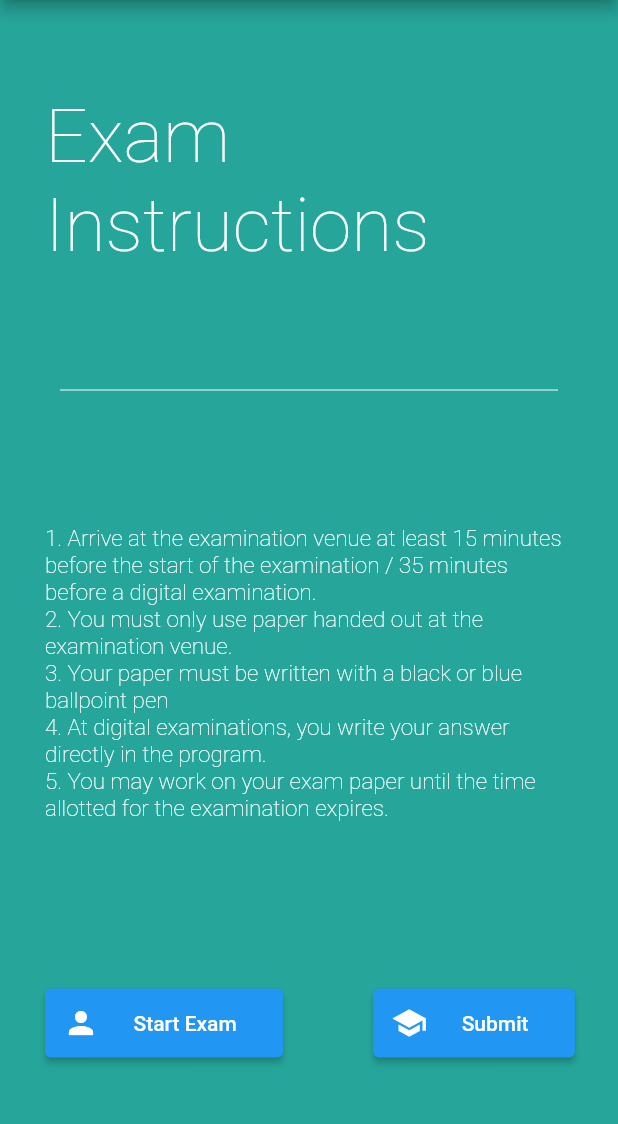
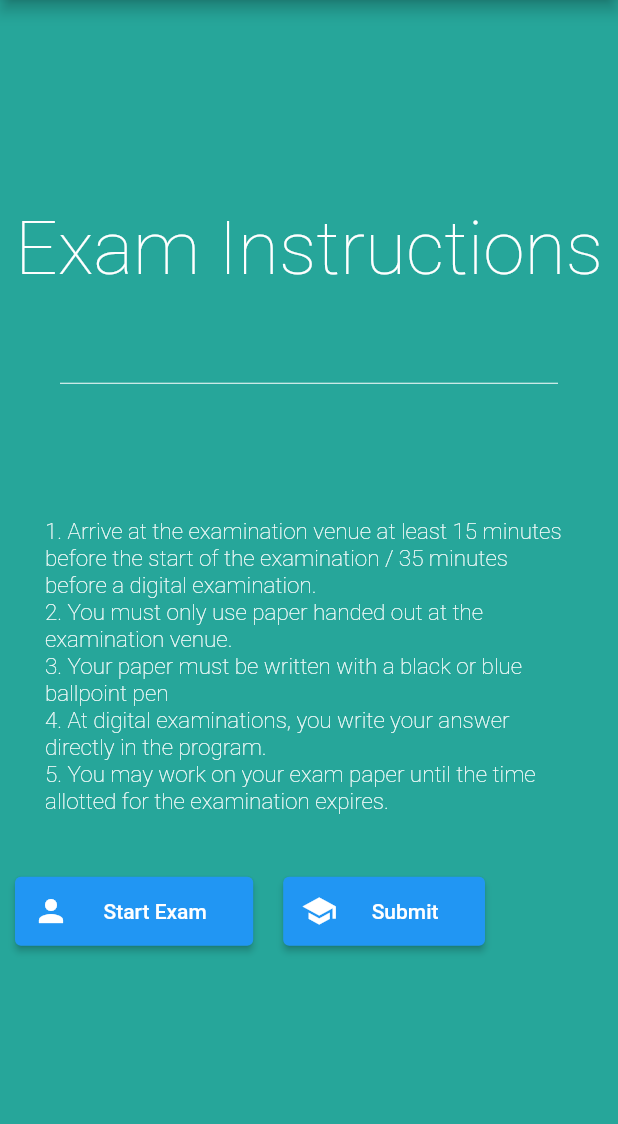
Before and after one commit to VRedBull/PBL-exam-portal-flutter-, a Flutter app: the StudentExamPage screen opened by its route, on a phone screen of 412 x 824 dp, the part 84-1208 px from its top. Run offline on Flutter 3.47's test engine with Material 2 defaults, Android fonts, the phone set to English and light mode, and no system bars.

```diff
--- a/lib/screens/student_exam_page.dart
+++ b/lib/screens/student_exam_page.dart
@@ -4,7 +4,9 @@ class StudentExamPage extends StatelessWidget {
   @override
   Widget build(BuildContext context) {
     return Scaffold(
-      appBar: AppBar(title: Text('Student\'s Dashboard'),),
+      appBar: AppBar(
+        title: Text('Student\'s Dashboard'),
+      ),
       backgroundColor: Colors.teal[400],
       body: Center(
           child: Column(
@@ -12,28 +14,49 @@ class StudentExamPage extends StatelessWidget {
         crossAxisAlignment: CrossAxisAlignment.start,
         children: [
           Padding(
-                padding: const EdgeInsets.all(30.0),
-                child: Text('Exam Instructions', style: TextStyle(fontSize: 50, fontWeight: FontWeight.w100, color: Colors.white),),
+            padding: const EdgeInsets.all(10.0),
+            child: Text(
+              'Exam Instructions',
+              style: TextStyle(fontSize: 50, fontWeight: FontWeight.w100, color: Colors.white),
             ),
-              Divider(height: 100,indent: 40,endIndent: 40,color: Colors.white,),
-              SizedBox(height: 10,),
+          ),
+          Divider(
+            height: 100,
+            indent: 40,
+            endIndent: 40,
+            color: Colors.white,
+          ),
+          SizedBox(
+            height: 10,
+          ),
           Padding(
             padding: const EdgeInsets.all(30.0),
-                child: Text('1. Arrive at the examination venue at least 15 minutes before the start of the examination / 35 minutes before a digital examination.\n2. You must only use paper handed out at the examination venue.\n3. Your paper must be written with a black or blue ballpoint pen\n4. At digital examinations, you write your answer directly in the program.\n5. You may work on your exam paper until the time allotted for the examination expires.', style: TextStyle(fontSize: 15, fontWeight: FontWeight.w100, color: Colors.white),),
+            child: Text(
+              '1. Arrive at the examination venue at least 15 minutes before the start of the examination / 35 minutes before a digital examination.\n2. You must only use paper handed out at the examination venue.\n3. Your paper must be written with a black or blue ballpoint pen\n4. At digital examinations, you write your answer directly in the program.\n5. You may work on your exam paper until the time allotted for the examination expires.',
+              style: TextStyle(fontSize: 15, fontWeight: FontWeight.w100, color: Colors.white),
             ),
-              SizedBox(height: 50,),
+          ),
+          SizedBox(
+            height: 0,
+          ),
           Row(
             children: [
               Padding(
-                    padding: const EdgeInsets.all(30.0),
-                    child: ElevatedButton.icon(onPressed: (){}, icon: Icon(Icons.person), label: Padding(
+                padding: const EdgeInsets.all(10.0),
+                child: ElevatedButton.icon(
+                    onPressed: () {},
+                    icon: Icon(Icons.person),
+                    label: Padding(
                       padding: const EdgeInsets.all(15.0),
                       child: Text('Start Exam'),
                     )),
               ),
               Padding(
-                    padding: const EdgeInsets.all(30.0),
-                    child: ElevatedButton.icon(onPressed: (){}, icon: Icon(Icons.school), label: Padding(
+                padding: const EdgeInsets.all(10.0),
+                child: ElevatedButton.icon(
+                    onPressed: () {},
+                    icon: Icon(Icons.school),
+                    label: Padding(
                       padding: const EdgeInsets.all(15.0),
                       child: Text('Submit'),
                     )),
@@ -41,9 +64,8 @@ class StudentExamPage extends StatelessWidget {
             ],
           ),
           // SizedBox(height: 20,),
-
         ],
-          ) ),
+      )),
     );
   }
 }
```
Also changed, not shown: lib/screens/home.dart (+39 -10 lines). Lines whose indentation alone changed are shown as unchanged.
